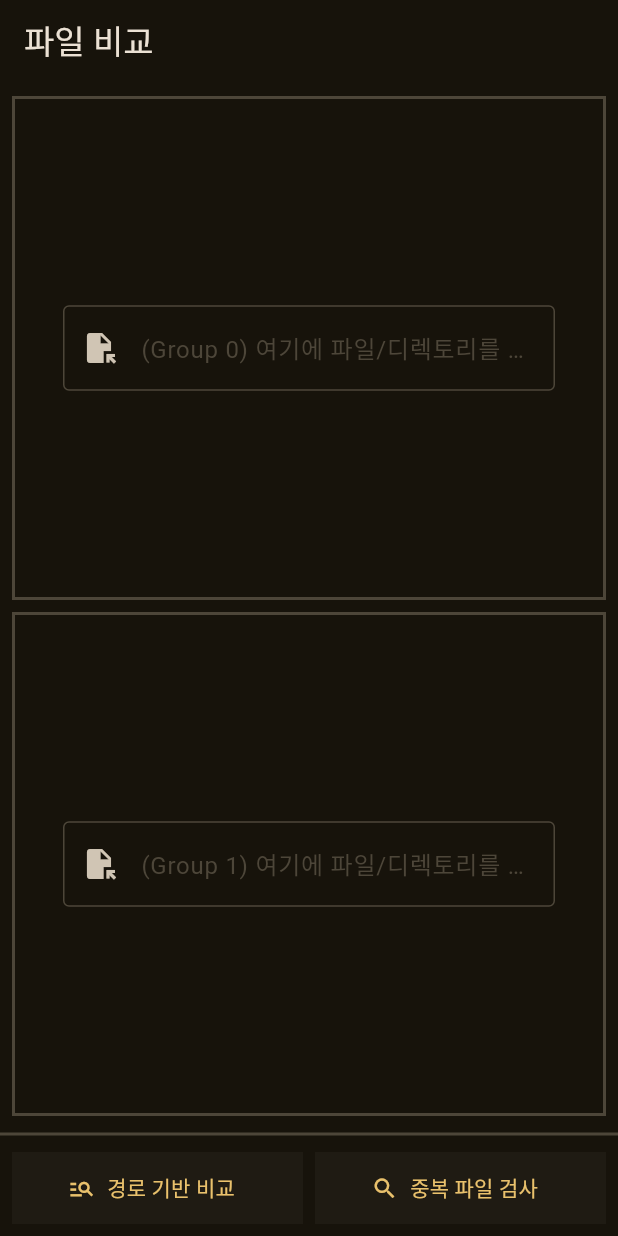
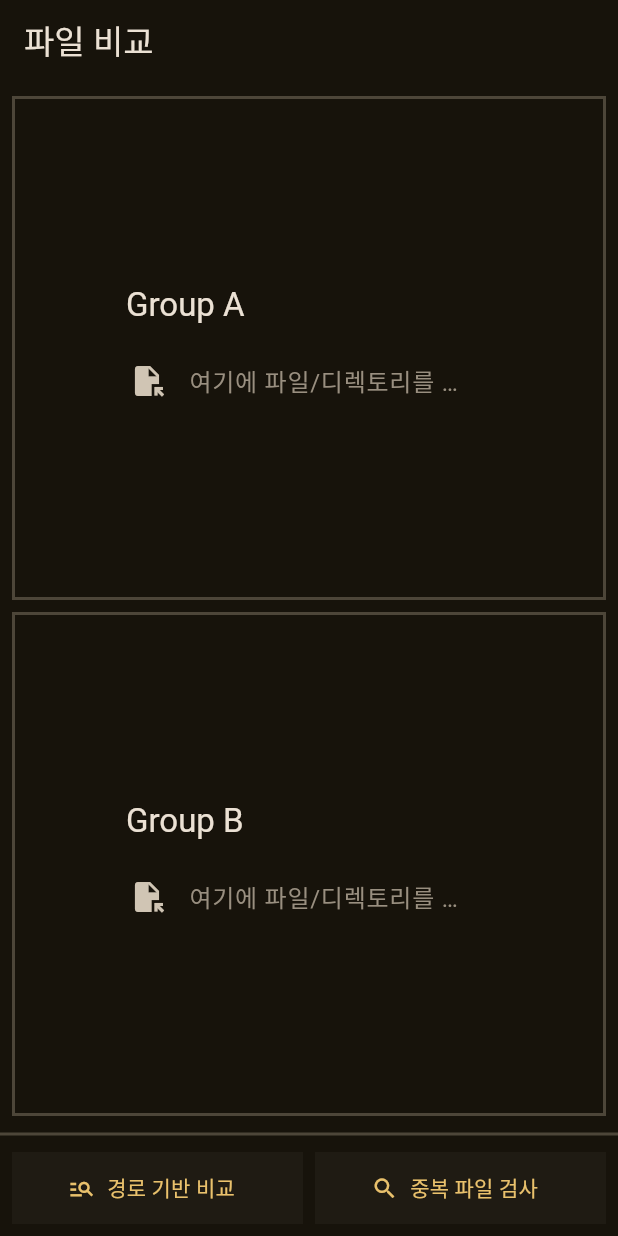
Before and after one commit to lucusowl/cinnamon, a Flutter app: the screen it shows after launch, on a phone screen of 412 x 824 dp. Run offline on Flutter 3.47's test engine with Material 3 defaults, Android fonts, the light colour scheme and no system bars; missing offline and left inert: desktop_drop.

Commit message:
style: `compare_prepare` 페이지 수정
비교대상 선택 페이지 스타일 수정

- 입력란 중앙정렬, 포커스시에만 테두리
- 그룹구분이름(Group A/B) 가시화
- fix: 대상에서 제외하고 나서 버튼 사라지지 않는 현상 수정

```diff
--- a/lib/fileCompare/compare_prepare.dart
+++ b/lib/fileCompare/compare_prepare.dart
@@ -83,6 +83,7 @@ class ComparePreparePageState extends State<ComparePreparePage> {
     setState(() {
       ServiceFileCompare().uploadTaskCancel(sectionIndex);
       textControllerList[sectionIndex].clear();
+      pathGroup[sectionIndex] = null;
     });
   }
 
@@ -94,9 +95,22 @@ class ComparePreparePageState extends State<ComparePreparePage> {
         Expanded(
           child: Center(
             child: Container(
-              padding: EdgeInsets.all(32.0),
+              padding: EdgeInsets.all(64.0),
               constraints: BoxConstraints(maxWidth: 1200),
-              child: TextField(
+              child: IntrinsicWidth(
+                child: Column(
+                  mainAxisAlignment: MainAxisAlignment.center,
+                  crossAxisAlignment: CrossAxisAlignment.stretch,
+                  children: [
+                    Padding(
+                      padding: const EdgeInsets.symmetric(horizontal: 10.0, vertical: 8.0),
+                      child: Text(
+                        'Group ${(sectionIndex == 0)?'A':'B'}',
+                        style: Theme.of(context).textTheme.titleLarge,
+                        textAlign: TextAlign.left,
+                      ),
+                    ),
+                    TextField(
                       controller: textControllerList[sectionIndex],
                       onSubmitted: (value) async {
                         setState(() => isSectionDropping[sectionIndex] = true);
@@ -104,10 +118,15 @@ class ComparePreparePageState extends State<ComparePreparePage> {
                         setState(() => isSectionDropping[sectionIndex] = false);
                       },
                       decoration: InputDecoration(
-                  enabledBorder: OutlineInputBorder(borderSide: BorderSide(color: Theme.of(context).colorScheme.outlineVariant)),
-                  border: OutlineInputBorder(),
-                  hintText: "(Group $sectionIndex) 여기에 파일/디렉토리를 드래그 하거나 경로를 입력하세요...",
-                  hintStyle: TextStyle(color: Theme.of(context).colorScheme.outlineVariant),
+                        focusedBorder: OutlineInputBorder( // 포커스할 경우만 보이게
+                          borderSide: BorderSide(
+                            width: 2,
+                            color: Theme.of(context).colorScheme.primary,
+                          )
+                        ),
+                        border: OutlineInputBorder(borderSide: BorderSide.none), // 테두리 없게
+                        hintText: "여기에 파일/디렉토리를 드래그 하거나 경로를 입력하세요...",
+                        hintStyle: TextStyle(color: Theme.of(context).colorScheme.outline),
                         prefixIcon: IconButton(
                           onPressed: () async {
                             setState(() => isSectionDropping[sectionIndex] = true);
@@ -121,9 +140,12 @@ class ComparePreparePageState extends State<ComparePreparePage> {
                         ? null
                         : IconButton(
                           onPressed: () => clearTargetGroup(sectionIndex),
-                    tooltip: "대상에서 제외",
+                          tooltip: "비교 대상에서 제외",
                           icon: const Icon(Icons.delete),
                         ),
+                      ),
+                    ),
+                  ],
                 ),
               ),
             ),
```
Lines whose indentation alone changed are shown as unchanged.
